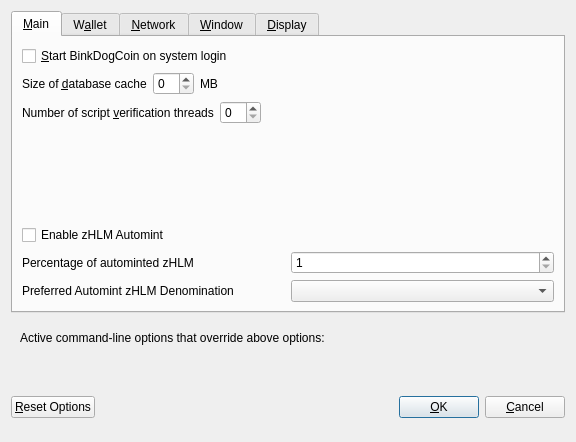
Old version of the form src/qt/forms/optionsdialog.ui in the repository faetos/binkdogcoin.
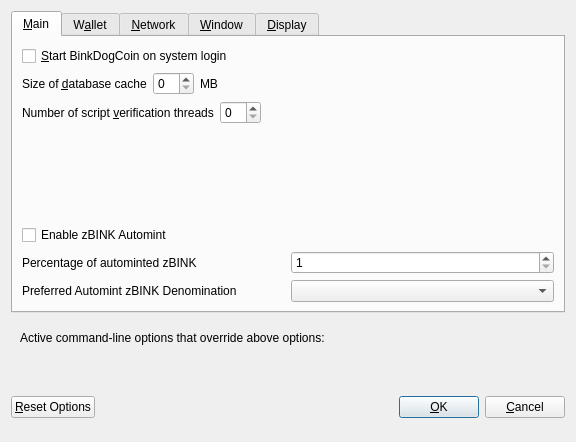
New version of the form. Custom widgets are drawn as their Qt base class.

Diff of the .ui file:
```diff
--- a/src/qt/forms/optionsdialog.ui
+++ b/src/qt/forms/optionsdialog.ui
@@ -139,7 +139,7 @@
           <enum>Qt::LeftToRight</enum>
          </property>
          <property name="text">
-          <string>Enable zHLM Automint</string>
+          <string>Enable zBINK Automint</string>
          </property>
         </widget>
        </item>
@@ -151,7 +151,7 @@
             <string>Percentage of incoming HLM which get automatically converted to zHLM via Zerocoin Protocol (min: 10%)</string>
            </property>
            <property name="text">
-            <string>Percentage of autominted zHLM</string>
+            <string>Percentage of autominted zBINK</string>
            </property>
           </widget>
          </item>
@@ -184,7 +184,7 @@
             <string>Wait with automatic conversion to Zerocoin until enough HLM for this denomination is available</string>
            </property>
            <property name="text">
-            <string>Preferred Automint zHLM Denomination</string>
+            <string>Preferred Automint zBINK Denomination</string>
            </property>
           </widget>
          </item>
```
Left out of the diff: 8 changed lines with no effect on the pictures.
